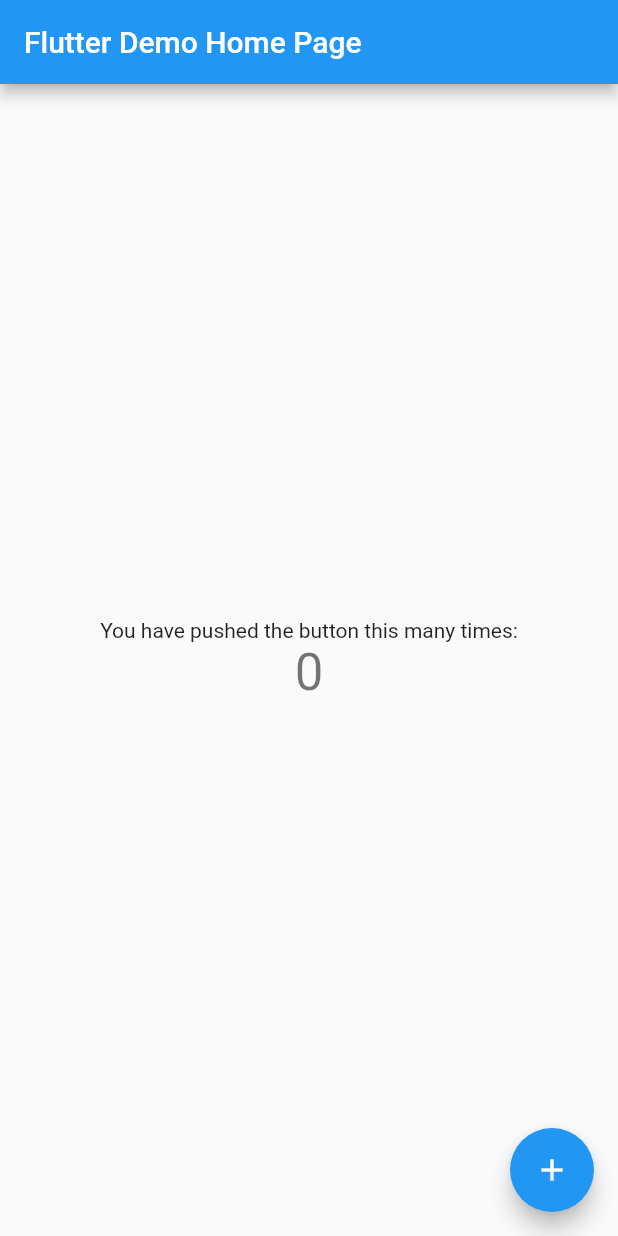
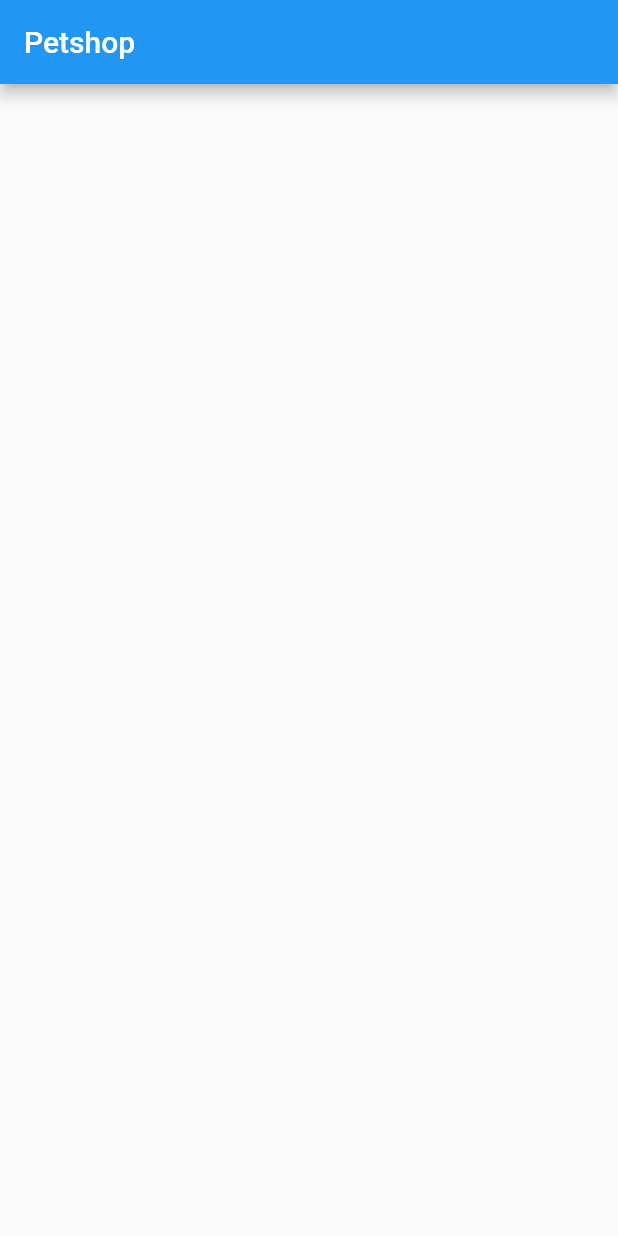
Before and after one commit to alura-cursos/flutter-petshop, a Flutter app: the screen it shows after launch, on a phone screen of 412 x 824 dp. Run offline on Flutter 3.47's test engine with Material 2 defaults, Android fonts, the phone set to English and light mode, and no system bars.

Commit message:
tela base com o material design

```diff
--- a/lib/main.dart
+++ b/lib/main.dart
@@ -1,111 +1,16 @@
 import 'package:flutter/material.dart';
 
-void main() => runApp(MyApp());
+void main() => runApp(Petshop());
 
-class MyApp extends StatelessWidget {
-  // This widget is the root of your application.
+class Petshop extends StatelessWidget {
   @override
   Widget build(BuildContext context) {
     return MaterialApp(
-      title: 'Flutter Demo',
-      theme: ThemeData(
-        // This is the theme of your application.
-        //
-        // Try running your application with "flutter run". You'll see the
-        // application has a blue toolbar. Then, without quitting the app, try
-        // changing the primarySwatch below to Colors.green and then invoke
-        // "hot reload" (press "r" in the console where you ran "flutter run",
-        // or simply save your changes to "hot reload" in a Flutter IDE).
-        // Notice that the counter didn't reset back to zero; the application
-        // is not restarted.
-        primarySwatch: Colors.blue,
+      home: Scaffold(
+        appBar: AppBar(
+          title: Text('Petshop'),
+        ),
       ),
-      home: MyHomePage(title: 'Flutter Demo Home Page'),
     );
   }
 }
-
-class MyHomePage extends StatefulWidget {
-  MyHomePage({Key key, this.title}) : super(key: key);
-
-  // This widget is the home page of your application. It is stateful, meaning
-  // that it has a State object (defined below) that contains fields that affect
-  // how it looks.
-
-  // This class is the configuration for the state. It holds the values (in this
-  // case the title) provided by the parent (in this case the App widget) and
-  // used by the build method of the State. Fields in a Widget subclass are
-  // always marked "final".
-
-  final String title;
-
-  @override
-  _MyHomePageState createState() => _MyHomePageState();
-}
-
-class _MyHomePageState extends State<MyHomePage> {
-  int _counter = 0;
-
-  void _incrementCounter() {
-    setState(() {
-      // This call to setState tells the Flutter framework that something has
-      // changed in this State, which causes it to rerun the build method below
-      // so that the display can reflect the updated values. If we changed
-      // _counter without calling setState(), then the build method would not be
-      // called again, and so nothing would appear to happen.
-      _counter++;
-    });
-  }
-
-  @override
-  Widget build(BuildContext context) {
-    // This method is rerun every time setState is called, for instance as done
-    // by the _incrementCounter method above.
-    //
-    // The Flutter framework has been optimized to make rerunning build methods
-    // fast, so that you can just rebuild anything that needs updating rather
-    // than having to individually change instances of widgets.
-    return Scaffold(
-      appBar: AppBar(
-        // Here we take the value from the MyHomePage object that was created by
-        // the App.build method, and use it to set our appbar title.
-        title: Text(widget.title),
-      ),
-      body: Center(
-        // Center is a layout widget. It takes a single child and positions it
-        // in the middle of the parent.
-        child: Column(
-          // Column is also a layout widget. It takes a list of children and
-          // arranges them vertically. By default, it sizes itself to fit its
-          // children horizontally, and tries to be as tall as its parent.
-          //
-          // Invoke "debug painting" (press "p" in the console, choose the
-          // "Toggle Debug Paint" action from the Flutter Inspector in Android
-          // Studio, or the "Toggle Debug Paint" command in Visual Studio Code)
-          // to see the wireframe for each widget.
-          //
-          // Column has various properties to control how it sizes itself and
-          // how it positions its children. Here we use mainAxisAlignment to
-          // center the children vertically; the main axis here is the vertical
-          // axis because Columns are vertical (the cross axis would be
-          // horizontal).
-          mainAxisAlignment: MainAxisAlignment.center,
-          children: <Widget>[
-            Text(
-              'You have pushed the button this many times:',
-            ),
-            Text(
-              '$_counter',
-              style: Theme.of(context).textTheme.display1,
-            ),
-          ],
-        ),
-      ),
-      floatingActionButton: FloatingActionButton(
-        onPressed: _incrementCounter,
-        tooltip: 'Increment',
-        child: Icon(Icons.add),
-      ), // This trailing comma makes auto-formatting nicer for build methods.
-    );
-  }
-}
```
Also changed, not shown: 1 other file.
